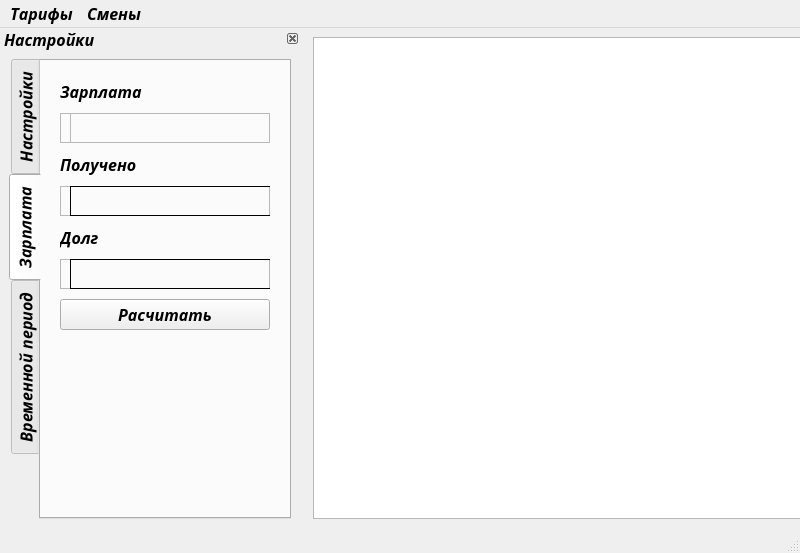
Before: the Qt Designer form my_form.ui in PavelSimakov/i_study_comboBox_new2, drawn with Qt 5.
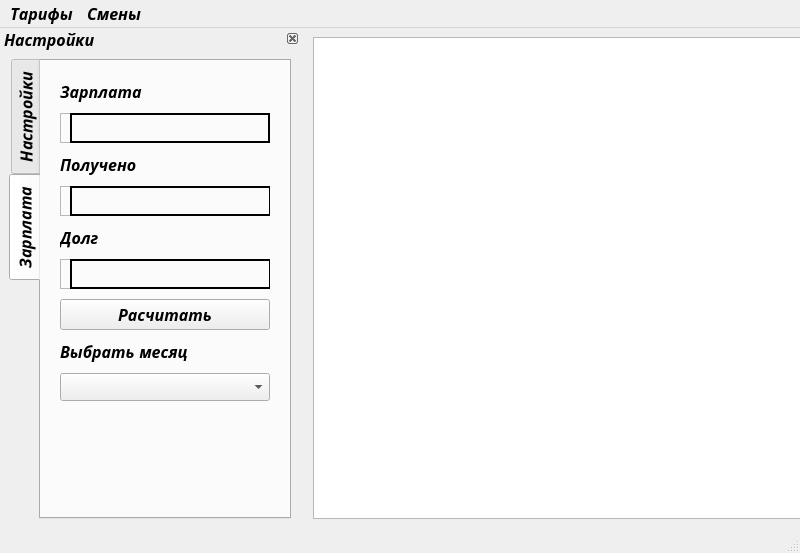
After: the same form once the commit is applied. The open tabs and pages were chosen to show the change.

```diff
--- a/my_form.ui
+++ b/my_form.ui
@@ -504,7 +504,13 @@
                </size>
               </property>
               <property name="frameShape">
-               <enum>QFrame::StyledPanel</enum>
+               <enum>QFrame::Box</enum>
+              </property>
+              <property name="frameShadow">
+               <enum>QFrame::Plain</enum>
+              </property>
+              <property name="lineWidth">
+               <number>2</number>
               </property>
               <property name="text">
                <string/>
@@ -554,6 +560,12 @@
               <property name="frameShape">
                <enum>QFrame::Box</enum>
               </property>
+              <property name="frameShadow">
+               <enum>QFrame::Plain</enum>
+              </property>
+              <property name="lineWidth">
+               <number>2</number>
+              </property>
               <property name="text">
                <string/>
               </property>
@@ -602,6 +614,12 @@
               <property name="frameShape">
                <enum>QFrame::Box</enum>
               </property>
+              <property name="lineWidth">
+               <number>2</number>
+              </property>
+              <property name="midLineWidth">
+               <number>0</number>
+              </property>
               <property name="text">
                <string/>
               </property>
@@ -621,6 +639,23 @@
              </property>
             </widget>
            </item>
+           <item>
+            <widget class="QLabel" name="label_2">
+             <property name="text">
+              <string>Выбрать месяц</string>
+             </property>
+            </widget>
+           </item>
+           <item>
+            <widget class="QComboBox" name="comboBox_selectedMont">
+             <property name="maxCount">
+              <number>25</number>
+             </property>
+             <property name="frame">
+              <bool>true</bool>
+             </property>
+            </widget>
+           </item>
            <item>
             <spacer name="verticalSpacer_2">
              <property name="orientation">
@@ -638,11 +673,6 @@
          </item>
         </layout>
        </widget>
-       <widget class="QWidget" name="tab_3">
-        <attribute name="title">
-         <string>Временной период</string>
-        </attribute>
-       </widget>
       </widget>
      </item>
     </layout>
```
Left out of the diff: 7 changed lines with no effect on the pictures.
